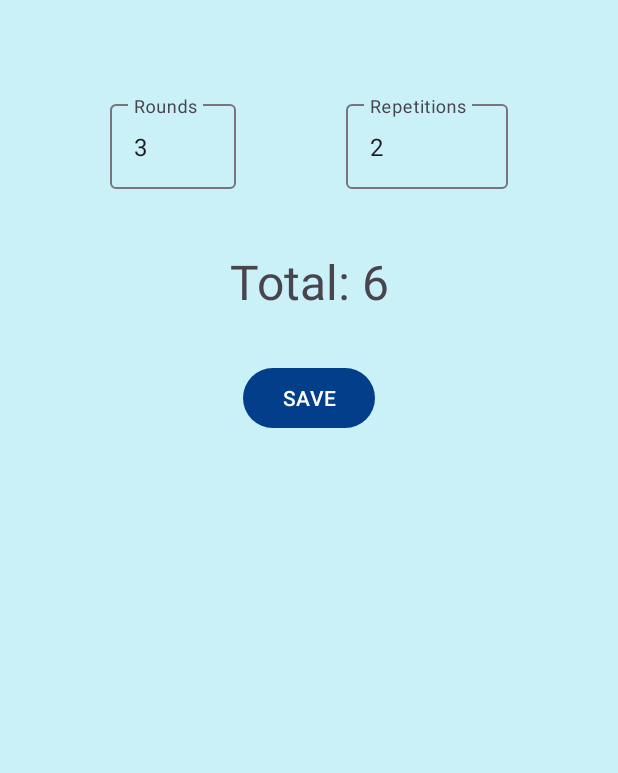
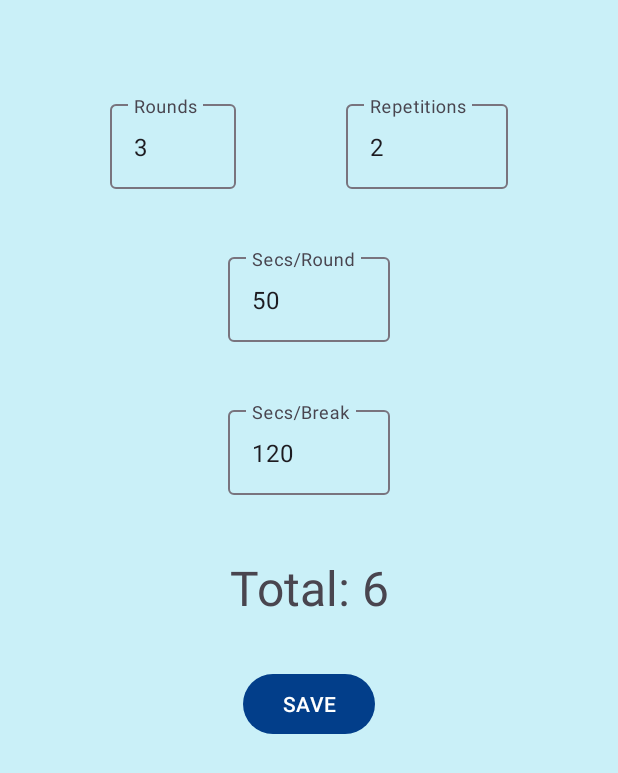
Before and after one commit to Abinash6000/Surya-Namaskar-App, an Android app: the RoundsFragment screen opened through its navigation route, on a phone screen of 412 x 824 dp. Shown: the top 773 px of the screen. Run offline under Robolectric (Android 15) with nearby library versions, the phone set to English and light mode, and no system bars; 4 statements that could not run were skipped.

Commit message:
select time added to rounds fragment

```diff
--- a/app/src/main/res/layout/fragment_rounds.xml
+++ b/app/src/main/res/layout/fragment_rounds.xml
@@ -42,6 +42,42 @@
             />
     </com.google.android.material.textfield.TextInputLayout>
 
+    <com.google.android.material.textfield.TextInputLayout
+        android:id="@+id/tiSecondsPerRoundLayout"
+        android:layout_width="wrap_content"
+        android:layout_height="wrap_content"
+        android:layout_marginTop="40dp"
+        app:layout_constraintStart_toStartOf="parent"
+        app:layout_constraintEnd_toEndOf="parent"
+        app:layout_constraintTop_toBottomOf="@+id/tiRepetitionsLayout">
+        <EditText
+            android:id="@+id/etSecondsPerRound"
+            android:layout_width="108dp"
+            android:layout_height="wrap_content"
+            android:hint="Secs/Round"
+            android:text="50"
+            android:inputType="number"
+            />
+    </com.google.android.material.textfield.TextInputLayout>
+
+    <com.google.android.material.textfield.TextInputLayout
+        android:id="@+id/tiSecondsPerBreakLayout"
+        android:layout_width="wrap_content"
+        android:layout_height="wrap_content"
+        android:layout_marginTop="40dp"
+        app:layout_constraintStart_toStartOf="parent"
+        app:layout_constraintEnd_toEndOf="parent"
+        app:layout_constraintTop_toBottomOf="@+id/tiSecondsPerRoundLayout">
+        <EditText
+            android:id="@+id/etSecondsPerBreak"
+            android:layout_width="108dp"
+            android:layout_height="wrap_content"
+            android:hint="Secs/Break"
+            android:text="120"
+            android:inputType="number"
+            />
+    </com.google.android.material.textfield.TextInputLayout>
+
     <TextView
         android:id="@+id/tvTotal"
         android:layout_width="wrap_content"
@@ -51,7 +87,7 @@
         android:text="@string/total"
         app:layout_constraintStart_toStartOf="parent"
         app:layout_constraintEnd_toEndOf="parent"
-        app:layout_constraintTop_toBottomOf="@+id/tiRoundsLayout"/>
+        app:layout_constraintTop_toBottomOf="@+id/tiSecondsPerBreakLayout"/>
 
     <Button
         android:id="@+id/btnSave"
```
